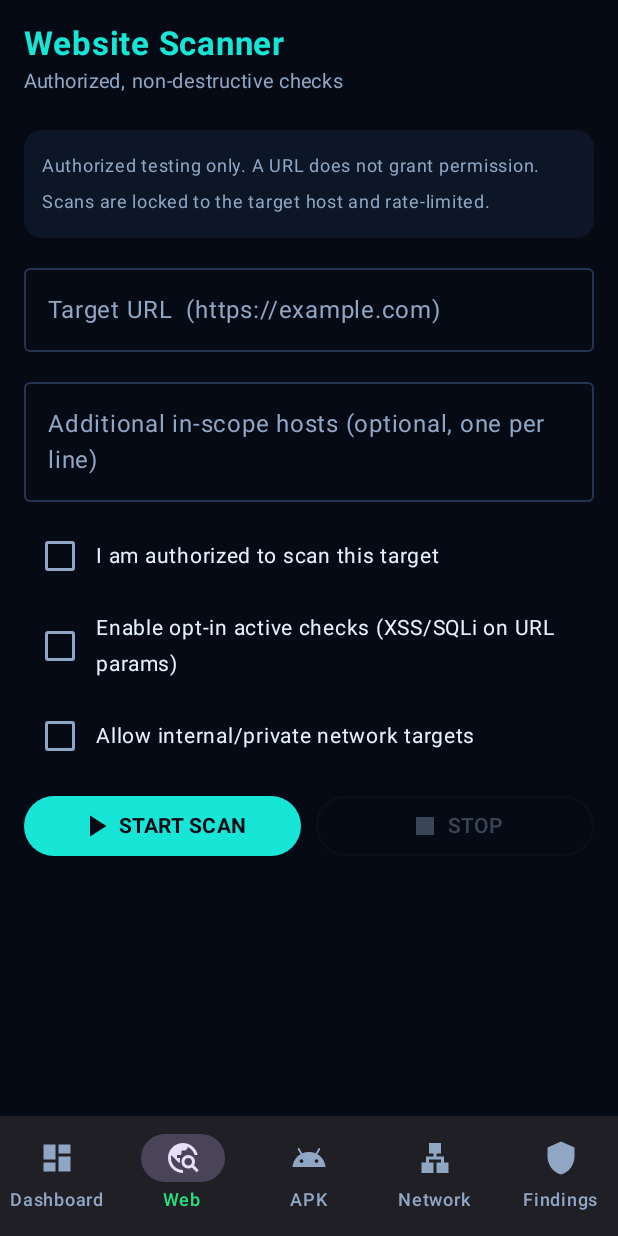
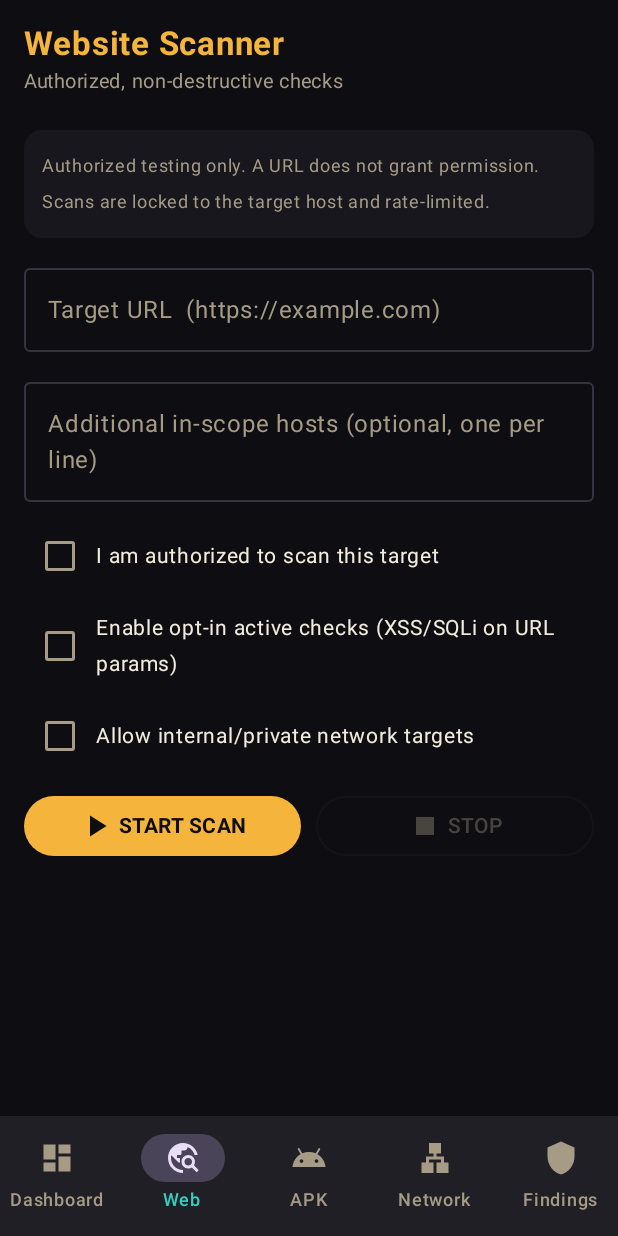
Before and after one commit to ya3in3335/Yacin-shersh, an Android app built with Jetpack Compose: the screen it shows after launch (MainActivity), item 2 of the bottom bar chosen, on a phone screen of 412 x 824 dp. Run offline under Robolectric (Android 15) with nearby library versions, the phone set to English and light mode, and no system bars; our stand-ins replace Room's generated code.

Commit message:
Rebrand visuals: detective-with-hat logo + noir theme
- New launcher/app logo: detective silhouette wearing a deerstalker hat with
  a magnifying glass (replaces the plain magnifier icon)
- New noir theme: deep charcoal base, amber/gold primary, teal secondary
  (replaces the navy/cyan palette); status/nav bars updated to match

Co-Authored-By: Claude Opus 4.8 <noreply@anthropic.com>
Claude-Session: https://claude.ai/code/session_01SDnB8UfjiSNrQx4s7rQMJ3

```diff
--- a/stryker-x/app/src/main/java/com/strykerx/lab/core/ui/theme/Color.kt
+++ b/stryker-x/app/src/main/java/com/strykerx/lab/core/ui/theme/Color.kt
@@ -2,22 +2,23 @@ package com.strykerx.lab.core.ui.theme
 
 import androidx.compose.ui.graphics.Color
 
-// Dark cybersecurity palette
-val DeepNavy = Color(0xFF060A14)
-val PanelNavy = Color(0xFF0D1626)
-val SurfaceNavy = Color(0xFF111D33)
-val OutlineNavy = Color(0xFF24344F)
+// --- Noir detective theme ---
+// Deep charcoal base with warm amber/gold accent and a teal secondary.
+val NoirBlack = Color(0xFF0E0E12)      // background
+val NoirPanel = Color(0xFF17171D)      // cards
+val NoirSurface = Color(0xFF1F1F27)    // raised surfaces
+val NoirOutline = Color(0xFF343440)
 
-val ElectricCyan = Color(0xFF17E6D6)
-val EmeraldGreen = Color(0xFF27E07A)
-val CyanDim = Color(0xFF0FA8A0)
+val AmberGold = Color(0xFFF5B43C)      // primary accent
+val AmberDim = Color(0xFFC8912E)
+val TealGlow = Color(0xFF35D0C0)       // secondary accent
 
-val TextPrimary = Color(0xFFE6F1FF)
-val TextSecondary = Color(0xFF8FA6C4)
+val TextPrimary = Color(0xFFF2ECDF)    // warm off-white
+val TextSecondary = Color(0xFFA69C86)
 
-// Severity colors
-val SevCritical = Color(0xFFFF3B5C)
-val SevHigh = Color(0xFFFF6B3D)
-val SevMedium = Color(0xFFFFB020)
-val SevLow = Color(0xFF3DA5FF)
-val SevInfo = Color(0xFF7E8BA3)
+// Severity colors (tuned for the noir background)
+val SevCritical = Color(0xFFFF4D5E)
+val SevHigh = Color(0xFFFF7A33)
+val SevMedium = Color(0xFFF5B43C)
+val SevLow = Color(0xFF4FB0FF)
+val SevInfo = Color(0xFF9A8F79)
--- a/stryker-x/app/src/main/java/com/strykerx/lab/core/ui/theme/Theme.kt
+++ b/stryker-x/app/src/main/java/com/strykerx/lab/core/ui/theme/Theme.kt
@@ -7,18 +7,18 @@ import androidx.compose.material3.darkColorScheme
 import androidx.compose.runtime.Composable
 
 private val StrykerColors = darkColorScheme(
-    primary = ElectricCyan,
-    onPrimary = DeepNavy,
-    secondary = EmeraldGreen,
-    onSecondary = DeepNavy,
-    tertiary = CyanDim,
-    background = DeepNavy,
+    primary = AmberGold,
+    onPrimary = NoirBlack,
+    secondary = TealGlow,
+    onSecondary = NoirBlack,
+    tertiary = AmberDim,
+    background = NoirBlack,
     onBackground = TextPrimary,
-    surface = PanelNavy,
+    surface = NoirPanel,
     onSurface = TextPrimary,
-    surfaceVariant = SurfaceNavy,
+    surfaceVariant = NoirSurface,
     onSurfaceVariant = TextSecondary,
-    outline = OutlineNavy,
+    outline = NoirOutline,
     error = SevCritical,
     onError = TextPrimary
 )
--- a/stryker-x/app/src/main/res/drawable/ic_launcher_background.xml
+++ b/stryker-x/app/src/main/res/drawable/ic_launcher_background.xml
@@ -4,7 +4,9 @@
     android:height="108dp"
     android:viewportWidth="108"
     android:viewportHeight="108">
-    <path android:fillColor="#060A14" android:pathData="M0,0h108v108h-108z" />
-    <path android:fillColor="#0D1626"
+    <path android:fillColor="#0E0E12" android:pathData="M0,0h108v108h-108z" />
+    <path android:fillColor="#17171D"
+        android:pathData="M54,8L92,28V58C92,80 76,96 54,102C32,96 16,80 16,58V28Z" />
+    <path android:strokeColor="#343440" android:strokeWidth="2" android:fillColor="#00000000"
         android:pathData="M54,8L92,28V58C92,80 76,96 54,102C32,96 16,80 16,58V28Z" />
 </vector>
--- a/stryker-x/app/src/main/res/drawable/ic_launcher_foreground.xml
+++ b/stryker-x/app/src/main/res/drawable/ic_launcher_foreground.xml
@@ -4,23 +4,39 @@
     android:height="108dp"
     android:viewportWidth="108"
     android:viewportHeight="108">
+
+    <!-- Deerstalker hat brim -->
+    <path
+        android:fillColor="#C8912E"
+        android:pathData="M24,38 a26,6 0 1,0 52,0 a26,6 0 1,0 -52,0 Z" />
+    <!-- Hat cap (dome) -->
+    <path
+        android:fillColor="#F5B43C"
+        android:pathData="M31,38 Q31,17 50,17 Q69,17 69,38 Z" />
+    <!-- Deerstalker top button -->
+    <path
+        android:fillColor="#C8912E"
+        android:pathData="M50,14 m-2.5,0 a2.5,2.5 0 1,0 5,0 a2.5,2.5 0 1,0 -5,0" />
+
+    <!-- Detective face / head silhouette -->
+    <path
+        android:fillColor="#F2ECDF"
+        android:pathData="M34,58 a16,16 0 1,0 32,0 a16,16 0 1,0 -32,0" />
+    <!-- Collar hint -->
+    <path
+        android:fillColor="#343440"
+        android:pathData="M38,76 Q50,88 62,76 L62,92 L38,92 Z" />
+
+    <!-- Magnifying glass lens (teal) overlapping lower-right -->
+    <path
+        android:strokeColor="#35D0C0"
+        android:strokeWidth="5"
+        android:fillColor="#141A1A"
+        android:pathData="M56,70 a12,12 0 1,0 24,0 a12,12 0 1,0 -24,0" />
     <!-- Magnifier handle -->
     <path
-        android:strokeColor="#17E6D6"
-        android:strokeWidth="11"
+        android:strokeColor="#35D0C0"
+        android:strokeWidth="7"
         android:strokeLineCap="round"
-        android:pathData="M60,58 L77,75" />
-    <!-- Magnifier lens ring -->
-    <path
-        android:strokeColor="#17E6D6"
-        android:strokeWidth="7"
-        android:fillColor="#112233"
-        android:pathData="M29,44 a17,17 0 1,0 34,0 a17,17 0 1,0 -34,0" />
-    <!-- Investigator check mark inside the lens -->
-    <path
-        android:strokeColor="#27E07A"
-        android:strokeWidth="5"
-        android:strokeLineCap="round"
-        android:strokeLineJoin="round"
-        android:pathData="M38,45 l5,6 l11,-13" />
+        android:pathData="M77,79 L90,92" />
 </vector>
--- a/stryker-x/app/src/main/res/values/themes.xml
+++ b/stryker-x/app/src/main/res/values/themes.xml
@@ -1,8 +1,8 @@
 <?xml version="1.0" encoding="utf-8"?>
 <resources>
     <style name="Theme.StrykerX" parent="android:Theme.Material.NoActionBar">
-        <item name="android:statusBarColor">#060A14</item>
-        <item name="android:navigationBarColor">#060A14</item>
-        <item name="android:windowBackground">#060A14</item>
+        <item name="android:statusBarColor">#0E0E12</item>
+        <item name="android:navigationBarColor">#0E0E12</item>
+        <item name="android:windowBackground">#0E0E12</item>
     </style>
 </resources>
```
